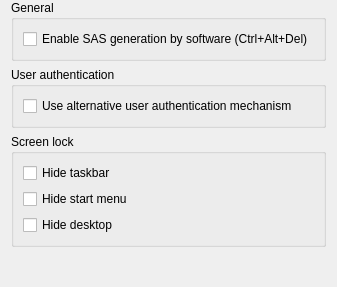
Above: hamonize-admin/plugins/platform/windows/WindowsPlatformConfigurationPage.ui from hamonikr/hamonize before the change. Below: the same form after it.
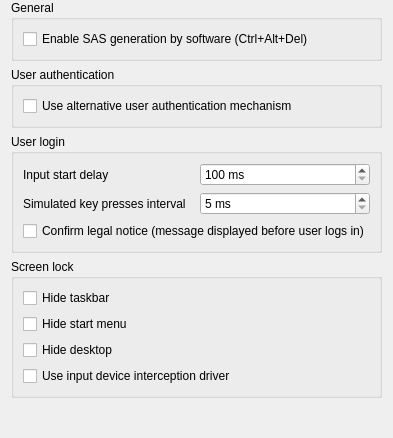
That is the form after the change. Icons and pictures are not drawn.

What changed in the file:
```diff
--- a/hamonize-admin/plugins/platform/windows/WindowsPlatformConfigurationPage.ui
+++ b/hamonize-admin/plugins/platform/windows/WindowsPlatformConfigurationPage.ui
@@ -48,6 +48,68 @@
      </layout>
     </widget>
    </item>
+   <item>
+    <widget class="QGroupBox" name="groupBox_4">
+     <property name="title">
+      <string>User login</string>
+     </property>
+     <layout class="QGridLayout" name="gridLayout">
+      <item row="1" column="1">
+       <widget class="QSpinBox" name="logonKeyPressInterval">
+        <property name="suffix">
+         <string notr="true"> ms</string>
+        </property>
+        <property name="minimum">
+         <number>5</number>
+        </property>
+        <property name="maximum">
+         <number>100</number>
+        </property>
+        <property name="singleStep">
+         <number>5</number>
+        </property>
+       </widget>
+      </item>
+      <item row="0" column="1">
+       <widget class="QSpinBox" name="logonInputStartDelay">
+        <property name="suffix">
+         <string notr="true"> ms</string>
+        </property>
+        <property name="minimum">
+         <number>100</number>
+        </property>
+        <property name="maximum">
+         <number>5000</number>
+        </property>
+        <property name="singleStep">
+         <number>100</number>
+        </property>
+       </widget>
+      </item>
+      <item row="0" column="0">
+       <widget class="QLabel" name="label">
+        <property name="text">
+         <string>Input start delay</string>
+        </property>
+       </widget>
+      </item>
+      <item row="1" column="0">
+       <widget class="QLabel" name="label_2">
+        <property name="text">
+         <string>Simulated key presses interval</string>
+        </property>
+       </widget>
+      </item>
+      <item row="2" column="0" colspan="2">
+       <widget class="QCheckBox" name="logonConfirmLegalNotice">
+        <property name="text">
+         <string>Confirm legal notice (message displayed before user logs in)</string>
+        </property>
+       </widget>
+      </item>
+     </layout>
+    </widget>
+   </item>
    <item>
     <widget class="QGroupBox" name="groupBox">
      <property name="title">
@@ -75,6 +137,13 @@
         </property>
        </widget>
       </item>
+      <item>
+       <widget class="QCheckBox" name="useInterceptionDriver">
+        <property name="text">
+         <string>Use input device interception driver</string>
+        </property>
+       </widget>
+      </item>
      </layout>
     </widget>
    </item>
```
Left out of the diff: 3 changed lines with no effect on the pictures.
